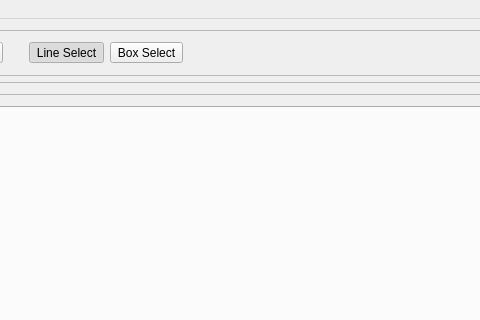
Above: src/sunshine.ui from strattonbrazil/Sunshine before the change; both pictures show x 142 to 622 and y 0 to 320 of the 1035 by 614 pixel window. Below: the same form after it.
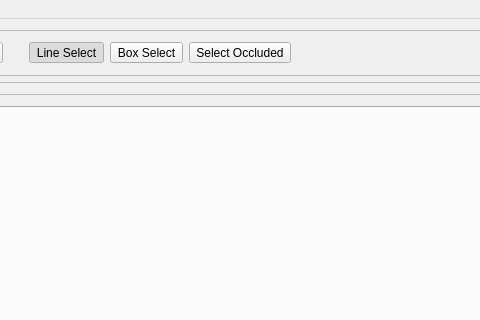
That is the form after the change.

```diff
--- a/src/sunshine.ui
+++ b/src/sunshine.ui
@@ -119,6 +119,16 @@
          </layout>
         </widget>
        </item>
+       <item>
+        <widget class="QToolButton" name="selectOccludedButton">
+         <property name="text">
+          <string>Select Occluded</string>
+         </property>
+         <property name="checkable">
+          <bool>true</bool>
+         </property>
+        </widget>
+       </item>
        <item>
         <spacer name="horizontalSpacer">
          <property name="orientation">
```
